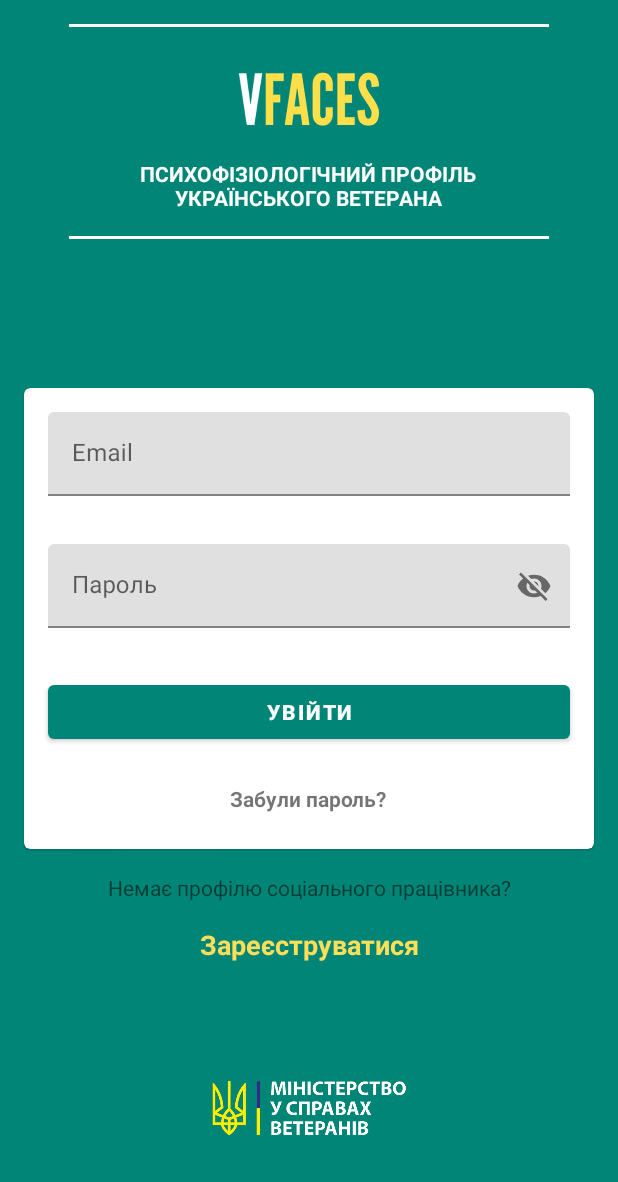
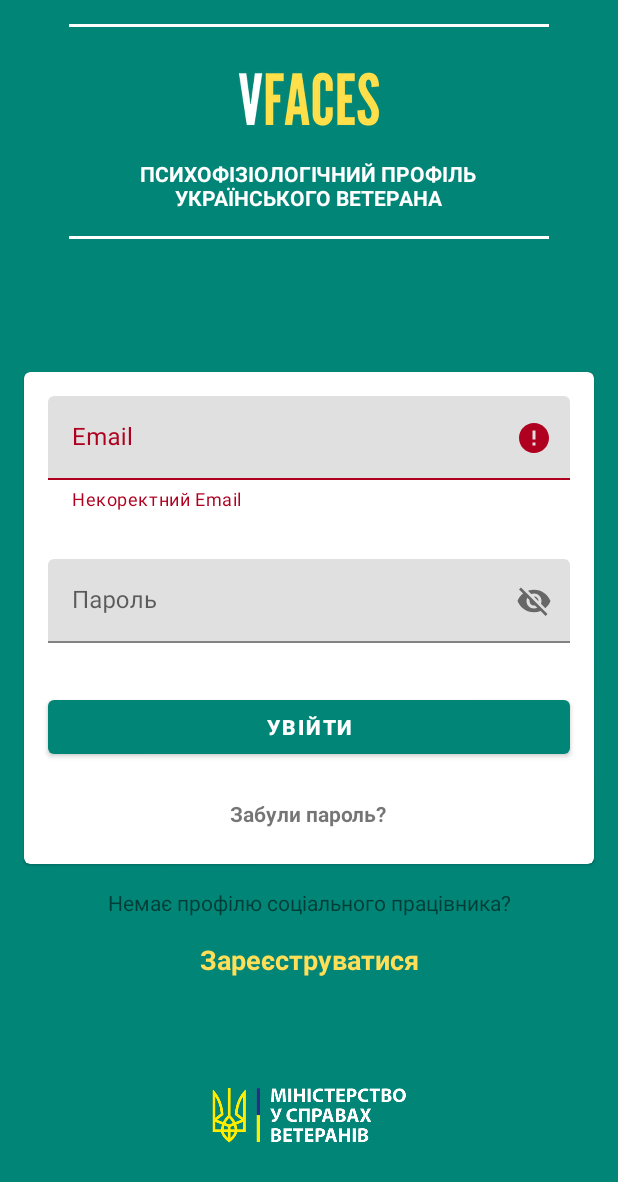
Before and after one commit to eveteranteam/VFaces, an Android app: the screen it shows after launch (AuthHostActivity), after a tap on an icon or button, on a phone screen of 412 x 824 dp. Shown: the top 1182 px of the screen. Run offline under Robolectric (Android 15) with nearby library versions, the phone set to English and light mode, and no system bars; our stand-ins replace Firebase (no records; nobody signed in at launch, a user with empty details on screens opened directly); 3 other taps on this screen came first.

Commit message:
Implement "Sign In", "Fill profile prompt", add message handling mechanism

```diff
--- a/app/src/main/java/ua/gov/mva/vfaces/presentation/ui/auth/signin/SignInFragment.kt
+++ b/app/src/main/java/ua/gov/mva/vfaces/presentation/ui/auth/signin/SignInFragment.kt
@@ -4,12 +4,22 @@ import android.os.Bundle
 import android.view.LayoutInflater
 import android.view.View
 import android.view.ViewGroup
+import androidx.lifecycle.Observer
 import androidx.lifecycle.ViewModelProviders
 import androidx.navigation.Navigation
+import com.google.android.material.textfield.TextInputEditText
+import com.google.android.material.textfield.TextInputLayout
 import ua.gov.mva.vfaces.R
 import ua.gov.mva.vfaces.presentation.ui.base.BaseFragment
+import ua.gov.mva.vfaces.utils.InputValidationUtils
+import ua.gov.mva.vfaces.utils.KeyboardUtils
 
 class SignInFragment : BaseFragment<SignInViewModel>() {
+
+    private lateinit var tilEmail: TextInputLayout
+    private lateinit var textInputEmail: TextInputEditText
+    private lateinit var tilPassword: TextInputLayout
+    private lateinit var textInputPassword: TextInputEditText
 
     private lateinit var viewModel: SignInViewModel
 
@@ -19,6 +29,59 @@ class SignInFragment : BaseFragment<SignInViewModel>() {
 
     override fun onViewCreated(view: View, savedInstanceState: Bundle?) {
         super.onViewCreated(view, savedInstanceState)
+        initUi(view)
+        viewModel.resultLiveData().observe(viewLifecycleOwner, Observer { result ->
+            when(result) {
+                SignInViewModel.ResultType.SUCCESS -> onSignedIn()
+                SignInViewModel.ResultType.INVALID_CREDENTIALS -> showErrorMessage(R.string.sign_in_wrong_credentials)
+                SignInViewModel.ResultType.ERROR -> showErrorMessage(R.string.sign_in_error)
+            }
+        })
+    }
+
+    override fun initViewModel(): SignInViewModel {
+        viewModel = ViewModelProviders.of(this).get(SignInViewModel::class.java)
+        return viewModel
+    }
+
+    private fun onSignedIn() {
+        val email = textInputEmail.text.toString().trim()
+        val msg = String.format(getString(R.string.sign_in_success), email)
+        showMessage(msg)
+        // TODO check if user has filled his profile data
+        Navigation.findNavController(view!!).navigate(R.id.profileFragment)
+    }
+
+    private fun onSignInClick() {
+        val email = textInputEmail.text.toString().trim()
+        val password = textInputPassword.text.toString().trim()
+        // Validate email
+        if (InputValidationUtils.isEmailValid(email)) {
+            tilEmail.isErrorEnabled = false
+        } else {
+            tilEmail.error = getString(R.string.wrong_email)
+            return
+        }
+        // Validate password
+        if (InputValidationUtils.isPasswordValid(password)) {
+            tilPassword.isErrorEnabled = false
+        } else {
+            tilPassword.error = getString(R.string.wrong_password)
+            return
+        }
+        // If credentials are valid
+        KeyboardUtils.hideKeyboard(context!!, view!!)
+        viewModel.signIn(email, password)
+    }
+
+    private fun initUi(view: View) {
+        tilEmail = view.findViewById(R.id.text_input_layout_email)
+        tilPassword = view.findViewById(R.id.text_input_layout_password)
+        textInputEmail = view.findViewById(R.id.text_input_edit_text_email)
+        textInputPassword = view.findViewById(R.id.text_input_edit_text_password)
+        view.findViewById<View>(R.id.button_sign_in).setOnClickListener {
+            onSignInClick()
+        }
         view.findViewById<View>(R.id.text_view_forget_password).setOnClickListener {
             Navigation.findNavController(it).navigate(R.id.forgotPasswordFragment)
         }
@@ -26,9 +89,4 @@ class SignInFragment : BaseFragment<SignInViewModel>() {
             Navigation.findNavController(it).navigate(R.id.registerFragment)
         }
     }
-
-    override fun initViewModel(): SignInViewModel {
-        viewModel = ViewModelProviders.of(this).get(SignInViewModel::class.java)
-        return viewModel
-    }
 }
--- /dev/null
+++ b/app/src/main/res/drawable/ic_done.xml
@@ -0,0 +1,5 @@
+<vector android:height="24dp" android:tint="#FFFFFF"
+    android:viewportHeight="24.0" android:viewportWidth="24.0"
+    android:width="24dp" xmlns:android="http://schemas.android.com/apk/res/android">
+    <path android:fillColor="#FF000000" android:pathData="M9,16.2L4.8,12l-1.4,1.4L9,19 21,7l-1.4,-1.4L9,16.2z"/>
+</vector>
--- /dev/null
+++ b/app/src/main/res/drawable/ic_error.xml
@@ -0,0 +1,9 @@
+<vector xmlns:android="http://schemas.android.com/apk/res/android"
+    android:width="24dp"
+    android:height="24dp"
+    android:viewportWidth="24.0"
+    android:viewportHeight="24.0">
+    <path
+        android:fillColor="#FF0000"
+        android:pathData="M12,2C6.48,2 2,6.48 2,12s4.48,10 10,10 10,-4.48 10,-10S17.52,2 12,2zM13,17h-2v-2h2v2zM13,13h-2L11,7h2v6z" />
+</vector>
--- /dev/null
+++ b/app/src/main/res/drawable/ic_warning.xml
@@ -0,0 +1,9 @@
+<vector xmlns:android="http://schemas.android.com/apk/res/android"
+    android:width="24dp"
+    android:height="24dp"
+    android:viewportWidth="24.0"
+    android:viewportHeight="24.0">
+    <path
+        android:fillColor="#FFFF00"
+        android:pathData="M1,21h22L12,2 1,21zM13,18h-2v-2h2v2zM13,14h-2v-4h2v4z" />
+</vector>
--- a/app/src/main/res/layout/fragment_register.xml
+++ b/app/src/main/res/layout/fragment_register.xml
@@ -16,6 +16,7 @@
         app:titleTextColor="@android:color/white" />
 
     <ScrollView
+        android:id="@+id/scroll_view"
         android:layout_width="match_parent"
         android:layout_height="match_parent"
         android:fillViewport="true">
@@ -80,4 +81,6 @@
 
     </ScrollView>
 
+    <include layout="@layout/fill_profile_prompt_layout" />
+
 </LinearLayout>
--- a/app/src/main/res/layout/sign_in_layout.xml
+++ b/app/src/main/res/layout/sign_in_layout.xml
@@ -8,6 +8,7 @@
     <include layout="@layout/email_password_layout" />
 
     <com.google.android.material.button.MaterialButton
+        android:id="@+id/button_sign_in"
         style="@style/MaterialButtonStyle"
         android:text="@string/sign_in_text" />
 
--- a/app/src/main/res/values/dimens.xml
+++ b/app/src/main/res/values/dimens.xml
@@ -7,6 +7,8 @@
     <dimen name="layout_padding_small">4dp</dimen>
     <dimen name="layout_padding_medium">8dp</dimen>
     <dimen name="layout_padding_large">16dp</dimen>
+
+    <dimen name="snackbar_icon_padding">16dp</dimen>
 
     <!-- Elevation -->
     <dimen name="elevation_4dp">4dp</dimen>
--- a/app/src/main/res/values/strings.xml
+++ b/app/src/main/res/values/strings.xml
@@ -1,4 +1,4 @@
-<resources>
+<resources xmlns:tools="http://schemas.android.com/tools">
     <string name="app_name">VFaces</string>
 
     <!-- Veteran logo -->
@@ -11,13 +11,23 @@
     <string name="wrong_credentials">Неправильний Email або пароль</string>
 
     <!-- Auth screen -->
+    <!-- Sign In -->
     <string name="email_text">Email</string>
     <string name="password_text">Пароль</string>
     <string name="sign_in_text">Увійти</string>
     <string name="forget_password_text">Забули пароль?</string>
+    <string name="sign_in_success">%s авторизовано</string>
+    <string name="sign_in_error">Помилка під час авторизації. Будь ласка, спробуйте ще раз.</string>
+    <string name="sign_in_wrong_credentials">Неправильні дані для входу. Будь ласка, перевірте та спробуйте ще раз.</string>
+    <!-- Sign Up -->
     <string name="sign_up_prompt">Немає профілю соціального працівника?</string>
     <string name="sign_up_text">Зареєструватися</string>
-    <string name="sign_up_successfully">%s успішно зареєстровано</string>
+    <string name="sign_up_fill_profile_prompt">Для завершення реєстрації необхідно\nзаповнити
+        профіль соціального працівника</string>
+    <string name="sign_up_fill_profile">Заповнити профіль</string>
+    <string name="sign_up_success" tools:ignore="ExtraTranslation">%s успішно зареєстровано</string>
+    <string name="sign_up_email_collision">На жаль Email %s вже зайнятий. Буль ласка, спробуйте інший.</string>
+    <string name="sign_up_error" tools:ignore="ExtraTranslation">Помилка під час реєстрації. Будь ласка, спробуйте ще раз.</string>
 
     <!-- Forgot password -->
     <string name="reset_password_prompt">Щоб його відновити нам потрібна Email\nадреса Вашого профілю.\n
```
Also changed, not shown: app/src/main/java/ua/gov/mva/vfaces/presentation/ui/auth/register/RegisterFragment.kt (+28 -13 lines), app/src/main/java/ua/gov/mva/vfaces/presentation/ui/auth/register/RegisterViewModel.kt (+16 -3 lines), app/src/main/java/ua/gov/mva/vfaces/presentation/ui/auth/signin/SignInViewModel.kt (+27 -0 lines), app/src/main/java/ua/gov/mva/vfaces/presentation/ui/base/BaseFragment.kt (+59 -20 lines), app/src/main/res/layout/fill_profile_prompt_layout.xml (added, +49 -0 lines).
